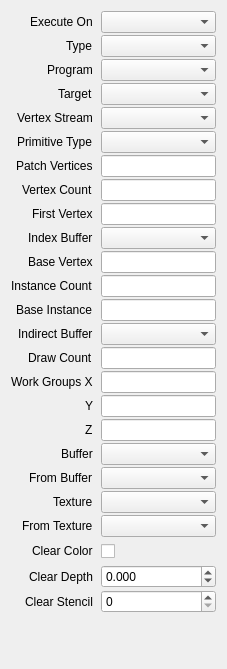
This is src/session/CallProperties.ui in houmain/gpupad as Qt 5 draws it before an edit. The edited form follows.
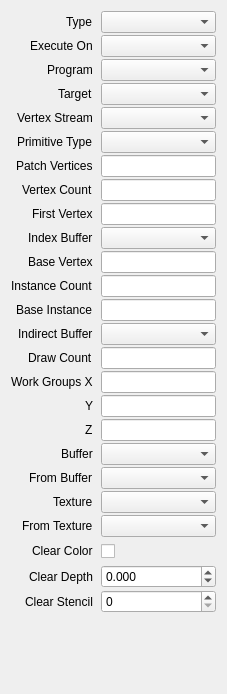
This is the edited form. Custom widgets are drawn as their Qt base class.

What changed in the file:
```diff
--- a/src/session/CallProperties.ui
+++ b/src/session/CallProperties.ui
@@ -7,7 +7,7 @@
     <x>0</x>
     <y>0</y>
     <width>227</width>
-    <height>669</height>
+    <height>694</height>
    </rect>
   </property>
   <layout class="QVBoxLayout">
@@ -35,25 +35,25 @@
       <number>0</number>
      </property>
      <item row="0" column="0">
-      <widget class="QLabel" name="labelExecuteOn">
-       <property name="text">
-        <string>Execute On</string>
-       </property>
-      </widget>
-     </item>
-     <item row="0" column="1">
-      <widget class="DataComboBox" name="executeOn"/>
-     </item>
-     <item row="1" column="0">
       <widget class="QLabel" name="labelType">
        <property name="text">
         <string>Type</string>
        </property>
       </widget>
      </item>
-     <item row="1" column="1">
+     <item row="0" column="1">
       <widget class="DataComboBox" name="type"/>
      </item>
+     <item row="1" column="0">
+      <widget class="QLabel" name="labelExecuteOn">
+       <property name="text">
+        <string>Execute On</string>
+       </property>
+      </widget>
+     </item>
+     <item row="1" column="1">
+      <widget class="DataComboBox" name="executeOn"/>
+     </item>
      <item row="2" column="0">
       <widget class="QLabel" name="labelProgram">
        <property name="text">
```
Left out of the diff: 100 changed lines with no effect on the pictures.
